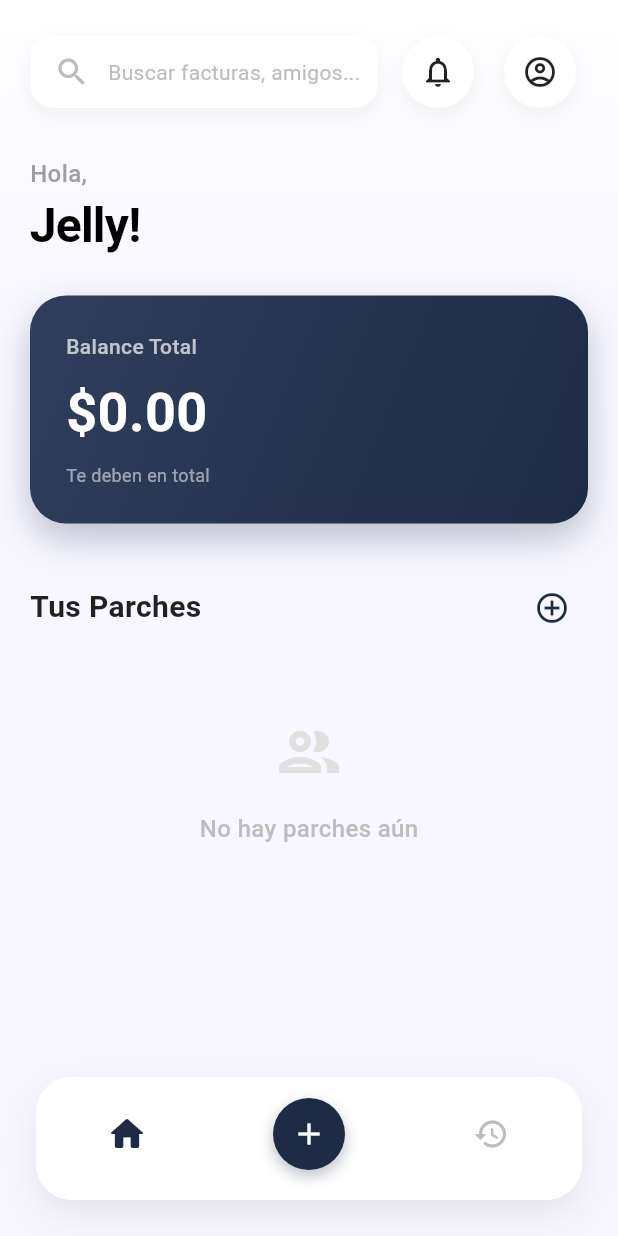
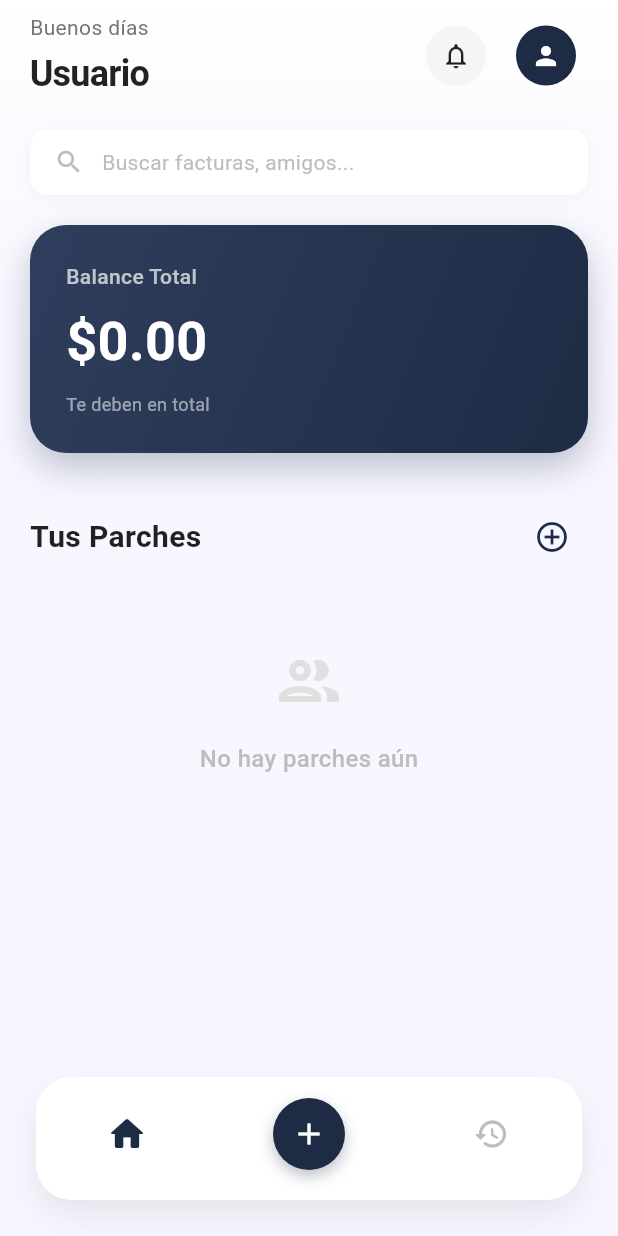
Before and after one commit to AndresPalacio/parchando-front, a Flutter app: the HomeScreen screen opened directly, on a phone screen of 412 x 824 dp. Run offline on Flutter 3.47's test engine with Material 3 defaults, Android fonts, the phone set to English and light mode, and no system bars; our stand-ins replace file_picker, freezed_annotation; missing offline and left inert: amplify_auth_cognito, amplify_flutter; network calls fail.

Commit message:
refactoring ui

```diff
--- a/lib/screens/home_screen.dart
+++ b/lib/screens/home_screen.dart
@@ -1,4 +1,6 @@
 import 'package:flutter/material.dart';
+import 'package:amplify_flutter/amplify_flutter.dart';
+import 'package:amplify_auth_cognito/amplify_auth_cognito.dart';
 
 import 'upload_receipt_screen.dart';
 import '../models/patch.dart';
@@ -17,6 +19,8 @@ class _HomeScreenState extends State<HomeScreen> {
   late PatchStorageService _patchStorage;
   List<Patch> _patches = [];
   bool _isLoading = true;
+  String? _userName;
+  String? _userEmail;
 
   @override
   void initState() {
@@ -27,9 +31,28 @@ class _HomeScreenState extends State<HomeScreen> {
   Future<void> _initializeStorage() async {
     _patchStorage = PatchStorageService();
 
+    // Cargar información del usuario
+    await _loadUserInfo();
+
     // Solo cargar los parches al inicio
     // Las facturas y friends solo se cargarán cuando se necesiten para editar
     await _loadPatches();
+  }
+
+  Future<void> _loadUserInfo() async {
+    try {
+      final user = await getCurrentUser();
+      setState(() {
+        _userName = user.username;
+        _userEmail = user.signInDetails?.loginId;
+      });
+    } catch (e) {
+      // Si no se puede obtener el usuario, usar valores por defecto
+      setState(() {
+        _userName = null;
+        _userEmail = null;
+      });
+    }
   }
 
   Future<void> _loadPatches() async {
@@ -76,72 +99,75 @@ class _HomeScreenState extends State<HomeScreen> {
           SafeArea(
             child: Column(
               children: [
-                // Header con Búsqueda
+                // Header moderno tipo Uber
                 Padding(
-                  padding: const EdgeInsets.fromLTRB(20, 16, 20, 24),
-                  child: Row(
+                  padding: const EdgeInsets.fromLTRB(20, 8, 20, 20),
+                  child: Column(
+                    crossAxisAlignment: CrossAxisAlignment.start,
+                    children: [
+                      // Primera fila: Saludo y notificaciones
+                      Row(
+                        mainAxisAlignment: MainAxisAlignment.spaceBetween,
                         children: [
                           Expanded(
-                        child: Container(
-                          padding: const EdgeInsets.symmetric(horizontal: 16, vertical: 12),
-                          decoration: BoxDecoration(
-                            color: Colors.white,
-                            borderRadius: BorderRadius.circular(16),
-                            boxShadow: [
-                              BoxShadow(
-                                color: Colors.black.withOpacity(0.05),
-                                blurRadius: 10,
-                                offset: const Offset(0, 4),
+                            child: Column(
+                              crossAxisAlignment: CrossAxisAlignment.start,
+                              children: [
+                                Text(
+                                  _getGreeting(),
+                                  style: TextStyle(
+                                    fontSize: 14,
+                                    color: Colors.grey[600],
+                                    fontWeight: FontWeight.w400,
                                   ),
-                            ],
                                 ),
-                          child: Row(
-                            children: [
-                              Icon(Icons.search, color: Colors.grey[400]),
-                              const SizedBox(width: 12),
+                                const SizedBox(height: 4),
                                 Text(
-                                'Buscar facturas, amigos...',
-                                style: TextStyle(
-                                  color: Colors.grey[400],
-                                  fontSize: 14,
+                                  _userName ?? 'Usuario',
+                                  style: const TextStyle(
+                                    fontSize: 24,
+                                    fontWeight: FontWeight.bold,
+                                    color: Colors.black87,
+                                    letterSpacing: -0.5,
                                   ),
+                                  maxLines: 1,
+                                  overflow: TextOverflow.ellipsis,
                                 ),
                               ],
                             ),
                           ),
+                          Row(
+                            children: [
+                              Container(
+                                padding: const EdgeInsets.all(10),
+                                decoration: BoxDecoration(
+                                  color: Colors.grey[100],
+                                  shape: BoxShape.circle,
                                 ),
-                      const SizedBox(width: 16),
-                      Container(
-                        padding: const EdgeInsets.all(12),
-                        decoration: BoxDecoration(
-                          color: Colors.white,
-                          shape: BoxShape.circle,
-                          boxShadow: [
-                            BoxShadow(
-                              color: Colors.black.withOpacity(0.05),
-                              blurRadius: 10,
-                              offset: const Offset(0, 4),
-                            ),
-                          ],
-                        ),
-                        child: const Icon(Icons.notifications_outlined, color: Colors.black87),
+                                child: const Icon(Icons.notifications_outlined,
+                                  color: Colors.black87, size: 20),
                               ),
                               const SizedBox(width: 12),
                               PopupMenuButton<String>(
                                 icon: Container(
-                          padding: const EdgeInsets.all(12),
+                                  width: 40,
+                                  height: 40,
                                   decoration: BoxDecoration(
+                                    color: const Color(0xFF1E2B45),
+                                    shape: BoxShape.circle,
+                                  ),
+                                  child: _userName != null
+                                    ? Center(
+                                        child: Text(
+                                          _userName!.substring(0, 1).toUpperCase(),
+                                          style: const TextStyle(
                                             color: Colors.white,
-                            shape: BoxShape.circle,
-                            boxShadow: [
-                              BoxShadow(
-                                color: Colors.black.withOpacity(0.05),
-                                blurRadius: 10,
-                                offset: const Offset(0, 4),
+                                            fontWeight: FontWeight.bold,
+                                            fontSize: 16,
                                           ),
-                            ],
                                         ),
-                          child: const Icon(Icons.account_circle_outlined, color: Colors.black87),
+                                      )
+                                    : const Icon(Icons.person, color: Colors.white, size: 20),
                                 ),
                                 onSelected: (value) {
                                   if (value == 'logout') {
@@ -153,7 +179,7 @@ class _HomeScreenState extends State<HomeScreen> {
                                     value: 'logout',
                                     child: Row(
                                       children: [
-                                Icon(Icons.logout, color: Colors.red),
+                                        Icon(Icons.logout, color: Colors.red, size: 20),
                                         SizedBox(width: 12),
                                         Text('Cerrar sesión', style: TextStyle(color: Colors.red)),
                                       ],
@@ -163,30 +189,47 @@ class _HomeScreenState extends State<HomeScreen> {
                               ),
                             ],
                           ),
+                        ],
+                      ),
+                      const SizedBox(height: 20),
+                      // Barra de búsqueda
+                      Container(
+                        padding: const EdgeInsets.symmetric(horizontal: 16, vertical: 12),
+                        decoration: BoxDecoration(
+                          color: Colors.white,
+                          borderRadius: BorderRadius.circular(12),
+                          boxShadow: [
+                            BoxShadow(
+                              color: Colors.black.withOpacity(0.04),
+                              blurRadius: 8,
+                              offset: const Offset(0, 2),
+                            ),
+                          ],
+                        ),
+                        child: Row(
+                          children: [
+                            Icon(Icons.search, color: Colors.grey[400], size: 20),
+                            const SizedBox(width: 12),
+                            Expanded(
+                              child: Text(
+                                'Buscar facturas, amigos...',
+                                style: TextStyle(
+                                  color: Colors.grey[400],
+                                  fontSize: 14,
+                                ),
+                              ),
+                            ),
+                          ],
+                        ),
+                      ),
+                    ],
+                  ),
                 ),
 
                 Expanded(
                   child: ListView(
                     padding: const EdgeInsets.symmetric(horizontal: 20),
                     children: [
-                      const Text(
-                        'Hola,',
-                        style: TextStyle(
-                          fontSize: 16,
-                          color: Colors.grey,
-                          fontWeight: FontWeight.w500,
-                        ),
-                      ),
-                      const Text(
-                        'Jelly!',
-                        style: TextStyle(
-                          fontSize: 32,
-                          fontWeight: FontWeight.bold,
-                          color: Colors.black,
-                          letterSpacing: -0.5,
-                        ),
-                      ),
-                      const SizedBox(height: 24),
 
                       // Summary Card
                       Container(
@@ -428,6 +471,17 @@ class _HomeScreenState extends State<HomeScreen> {
     return 0.0;
   }
 
+  String _getGreeting() {
+    final hour = DateTime.now().hour;
+    if (hour < 12) {
+      return 'Buenos días';
+    } else if (hour < 18) {
+      return 'Buenas tardes';
+    } else {
+      return 'Buenas noches';
+    }
+  }
+
   Future<void> _handleLogout() async {
     // Mostrar diálogo de confirmación
     final shouldLogout = await showDialog<bool>(
--- a/lib/services/api_headers_helper.dart
+++ b/lib/services/api_headers_helper.dart
@@ -27,9 +27,6 @@ class ApiHeadersHelper {
   ///    - accessToken: el token JWT completo
   ///    - headers: los headers finales que se enviarán
   static Future<Map<String, String>> getAuthHeaders() async {
-
-    safePrint('🔐 [DEBUG] Provider: Headers');
-
     final headers = <String, String>{
       'Content-Type': 'application/json',
     };
@@ -43,37 +40,19 @@ class ApiHeadersHelper {
         // 3. Obtener el Access Token directamente
         final accessToken = result.userPoolTokensResult.value.idToken.raw;
 
-
         if (accessToken.isNotEmpty) {
           // ✅ Usuario logueado: usar Access Token
           // IMPORTANTE: El formato debe ser "Bearer {token}" con espacio
           headers['Authorization'] = 'Bearer $accessToken';
-          if (kDebugMode) {
-            print('✅ [ApiHeadersHelper] Access Token agregado a headers');
-            print('🔍 [ApiHeadersHelper] Header Authorization: Bearer ${accessToken.substring(0, accessToken.length > 20 ? 20 : accessToken.length)}...');
-          }
           return headers;
-        } else {
-          if (kDebugMode) {
-            print('⚠️ [ApiHeadersHelper] Access Token vacío');
-          }
-        }
-      } else {
-        if (kDebugMode) {
-          print('⚠️ [ApiHeadersHelper] Usuario no autenticado (isSignedIn: false)');
         }
       }
     } catch (e) {
-      if (kDebugMode) {
-        print('⚠️ [ApiHeadersHelper] Error obteniendo Access Token: $e');
-      }
+      // Error obteniendo token, usar fallback
     }
 
     // 4. Fallback: usar X-Test-User-Id para debug/local
     headers['X-Test-User-Id'] = testUserId;
-    if (kDebugMode) {
-      print('🔧 [ApiHeadersHelper] Usando X-Test-User-Id (modo debug/local)');
-    }
 
     return headers;
   }
```
Also changed, not shown: lib/services/patch_storage_service.dart (+3 -19 lines), lib/services/services/amplify_config.dart (+0 -18 lines), lib/services/services/cognito_config.dart (+4 -4 lines), 1 other file. Lines whose indentation alone changed are shown as unchanged.
